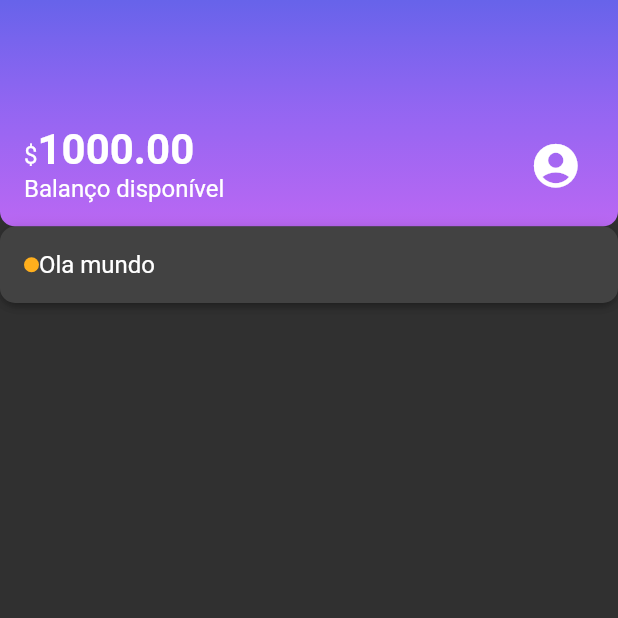
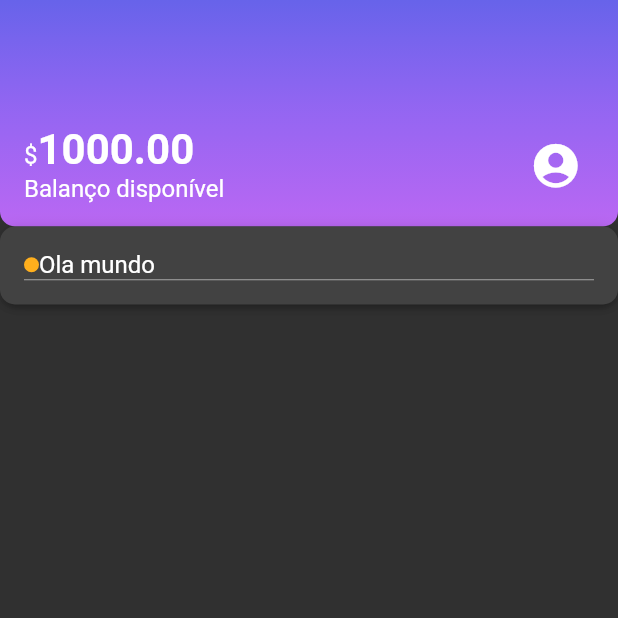
Before and after one commit to RafaellaBarbosa/alubank, a Flutter app: the screen it shows after launch, on a phone screen of 412 x 824 dp, the top half of it. Run offline on Flutter 3.47's test engine with Material 2 defaults, Android fonts, the phone set to English and light mode, and no system bars.

Commit message:
Produzindo o ContentDivision

```diff
--- /dev/null
+++ b/lib/components/content_division.dart
@@ -0,0 +1,14 @@
+import 'package:alubank/theme/theme_colors.dart';
+import 'package:flutter/material.dart';
+
+class ContentDivision extends StatelessWidget {
+  const ContentDivision({Key? key}) : super(key: key);
+
+  @override
+  Widget build(BuildContext context) {
+    return const Divider(
+      height: 1,
+      color: ThemeColors.division,
+    );
+  }
+}
--- a/lib/screens/home.dart
+++ b/lib/screens/home.dart
@@ -1,5 +1,6 @@
-import 'package:alubank/components/sections/box_card.dart';
-import 'package:alubank/components/sections/color_dor.dart';
+import 'package:alubank/components/box_card.dart';
+import 'package:alubank/components/color_dot.dart';
+import 'package:alubank/components/content_division.dart';
 import 'package:alubank/components/sections/header.dart';
 import 'package:alubank/theme/theme_colors.dart';
 import 'package:flutter/material.dart';
@@ -14,10 +15,15 @@ class Home extends StatelessWidget {
       children: [
         const Header(),
         BoxCard(
-          boxContent: Row(
-            children:  [
-              ColorDot(color:ThemeColors.recentActivity['spent']),
-              const Text("Ola mundo"),
+          boxContent: Column(
+            children: [
+              Row(
+                children: [
+                  ColorDot(color: ThemeColors.recentActivity['spent']),
+                  const Text("Ola mundo"),
+                ],
+              ),
+              const ContentDivision()
             ],
           ),
         )
--- a/lib/theme/theme_colors.dart
+++ b/lib/theme/theme_colors.dart
@@ -11,4 +11,6 @@ class ThemeColors {
     'spent': Color.fromRGBO(255, 175, 29, 1.0),
     'income': Color.fromRGBO(191, 69, 198, 1.0),
   };
+
+  static const division = Color.fromRGBO(166, 166, 166, 1);
 }
```
Also changed, not shown: lib/components/box_card.dart (renamed from lib/components/sections/box_card.dart), lib/components/color_dot.dart (renamed from lib/components/sections/color_dor.dart).
